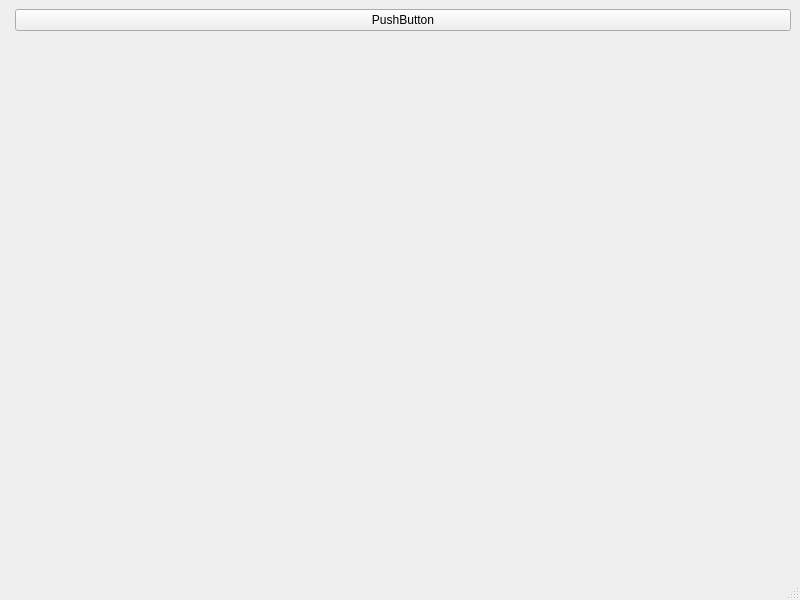
Before: the Qt Designer form FE/mainwindow.ui in rock1357/DOBOT, drawn with Qt 5.
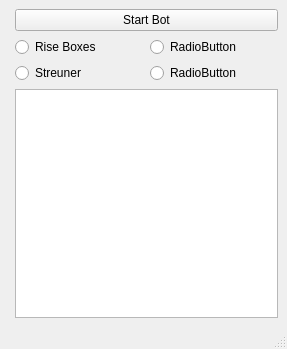
After: the same form once the commit is applied.

Patch:
```diff
--- a/FE/mainwindow.ui
+++ b/FE/mainwindow.ui
@@ -6,8 +6,8 @@
    <rect>
     <x>0</x>
     <y>0</y>
-    <width>800</width>
-    <height>600</height>
+    <width>287</width>
+    <height>349</height>
    </rect>
   </property>
   <property name="windowTitle">
@@ -20,22 +20,44 @@
       <item row="0" column="1">
        <widget class="QPushButton" name="Start">
         <property name="text">
-         <string>PushButton</string>
+         <string>Start Bot</string>
         </property>
        </widget>
       </item>
       <item row="1" column="1">
-       <spacer name="verticalSpacer">
-        <property name="orientation">
-         <enum>Qt::Orientation::Vertical</enum>
-        </property>
-        <property name="sizeHint" stdset="0">
-         <size>
-          <width>20</width>
-          <height>40</height>
-         </size>
-        </property>
-       </spacer>
+       <layout class="QGridLayout" name="gridLayout_2">
+        <item row="0" column="0">
+         <widget class="QRadioButton" name="radioButton">
+          <property name="text">
+           <string>Rise Boxes</string>
+          </property>
+         </widget>
+        </item>
+        <item row="1" column="0">
+         <widget class="QRadioButton" name="radioButton_2">
+          <property name="text">
+           <string>Streuner</string>
+          </property>
+         </widget>
+        </item>
+        <item row="0" column="1">
+         <widget class="QRadioButton" name="radioButton_3">
+          <property name="text">
+           <string>RadioButton</string>
+          </property>
+         </widget>
+        </item>
+        <item row="1" column="1">
+         <widget class="QRadioButton" name="radioButton_4">
+          <property name="text">
+           <string>RadioButton</string>
+          </property>
+         </widget>
+        </item>
+       </layout>
+      </item>
+      <item row="2" column="1">
+       <widget class="QTextEdit" name="TEShowLog"/>
       </item>
      </layout>
     </item>
```
Left out of the diff: 2 changed lines with no effect on the pictures.
